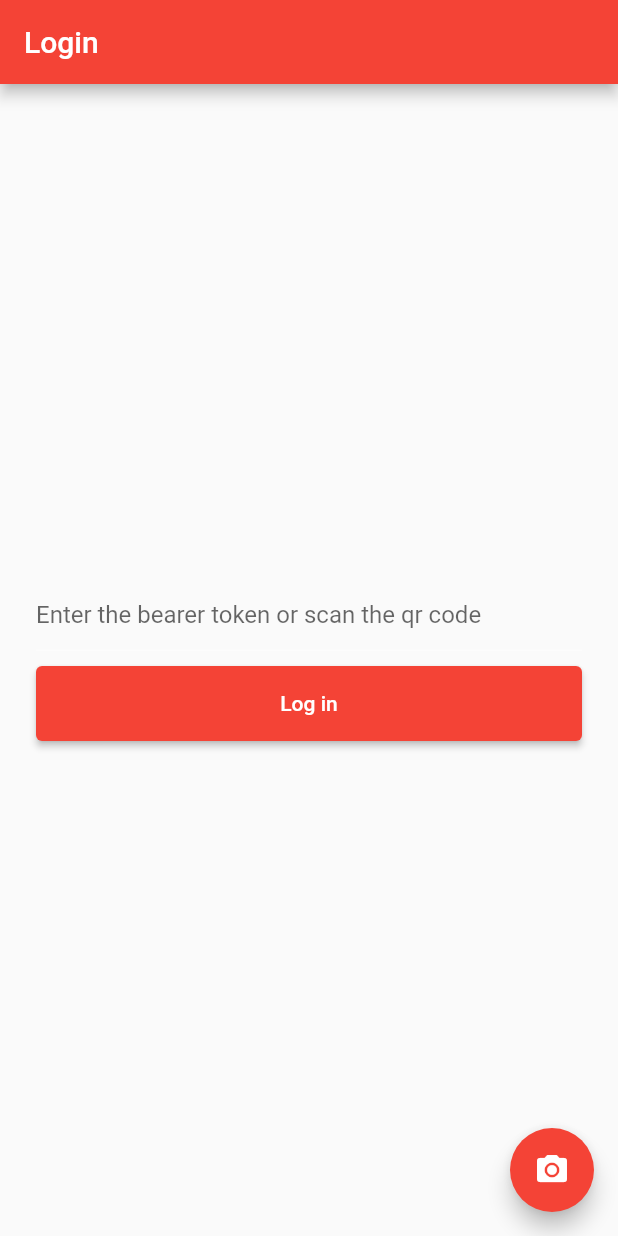
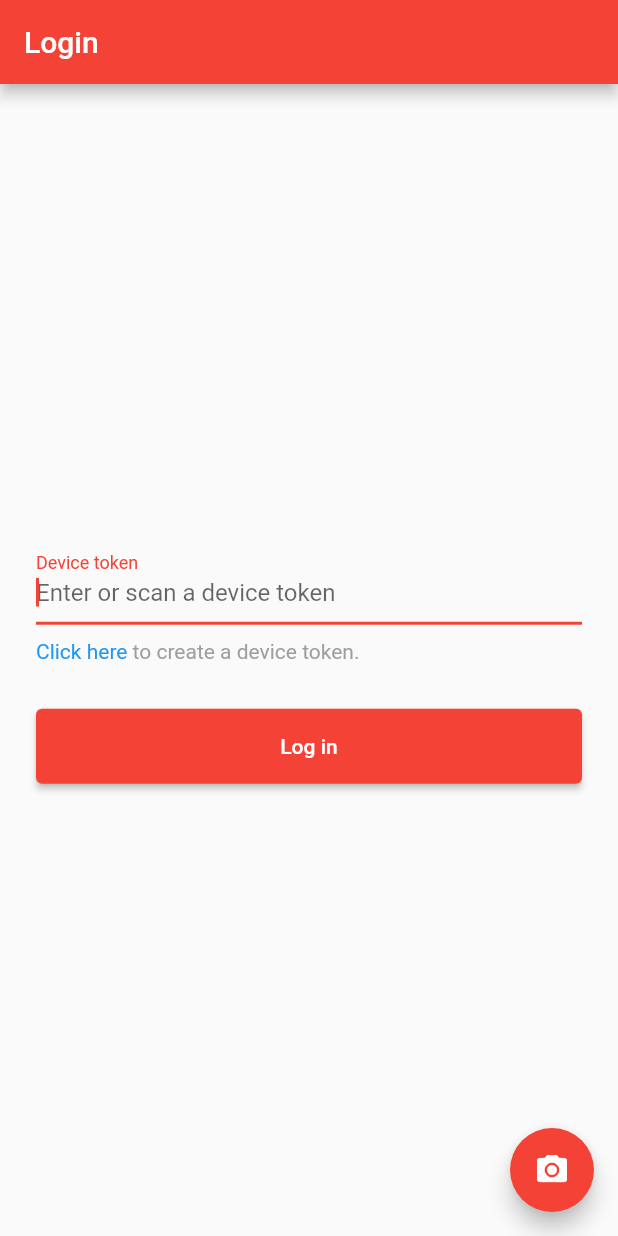
Before and after one commit to HF4-MEGA-PROJECT/restaurant-app-flutter, a Flutter app: the screen it shows after launch, on a phone screen of 412 x 824 dp. Run offline on Flutter 3.47's test engine with Material 2 defaults, Android fonts, the phone set to English and light mode, and no system bars; our stand-ins replace dio, flutter_secure_storage, hive_flutter, persistent_bottom_nav_bar; missing offline and left inert: mobile_scanner; accounts and stored records are empty; network calls fail.

Commit message:
#72 - Added a link to the device token management site

```diff
--- a/lib/screens/group.dart
+++ b/lib/screens/group.dart
@@ -1,5 +1,4 @@
 import 'package:flutter/material.dart';
-
 import 'package:restaurant_app_flutter/screens/category.dart';
 
 class GroupPage extends StatefulWidget {
--- a/lib/screens/login.dart
+++ b/lib/screens/login.dart
@@ -1,8 +1,11 @@
+import 'package:flutter/gestures.dart';
 import 'package:flutter/material.dart';
+import 'package:flutter/services.dart';
 import 'package:restaurant_app_flutter/factories/auth_service_factory.dart';
 import 'package:restaurant_app_flutter/factories/bearer_token_factory.dart';
 import 'package:restaurant_app_flutter/services/auth.dart';
 import 'package:restaurant_app_flutter/services/bearer_token.dart';
+import 'package:url_launcher/url_launcher.dart';
 
 class LoginPage extends StatefulWidget {
   final String bearerToken;
@@ -52,6 +55,8 @@ class _LoginPageState extends State<LoginPage> {
 
   @override
   Widget build(BuildContext context) {
+    Future.delayed(const Duration(), () => SystemChannels.textInput.invokeMethod('TextInput.hide'));
+
     return WillPopScope(
       onWillPop: () async => false,
       child: Scaffold(
@@ -69,8 +74,10 @@ class _LoginPageState extends State<LoginPage> {
                 crossAxisAlignment: CrossAxisAlignment.center,
                 children: <Widget>[
                   TextFormField(
+                    autofocus: true,
                     decoration: const InputDecoration(
-                      hintText: 'Enter the bearer token or scan the qr code',
+                      labelText: 'Device token',
+                      hintText: 'Enter or scan a device token',
                     ),
                     initialValue: bearerToken,
                     onChanged: (value) {
@@ -80,6 +87,33 @@ class _LoginPageState extends State<LoginPage> {
                     },
                   ),
                   const SizedBox(height: 10),
+                  Align(
+                    alignment: Alignment.topLeft,
+                    child: RichText(
+                      text: TextSpan(
+                        children: [
+                          TextSpan(
+                            style: const TextStyle(color: Colors.blue),
+                            text: "Click here",
+                            recognizer: TapGestureRecognizer()
+                              ..onTap = () async {
+                                Uri url = Uri.parse('https://restaurant-backend.binau.dev/user/device-tokens');
+                                if (await canLaunchUrl(url)) {
+                                  await launchUrl(url);
+                                } else {
+                                  throw 'Could not launch $url';
+                                }
+                              },
+                          ),
+                          const TextSpan(
+                            style: TextStyle(color: Colors.grey),
+                            text: " to create a device token.",
+                          ),
+                        ],
+                      ),
+                    ),
+                  ),
+                  const SizedBox(height: 30),
                   ElevatedButton(
                     onPressed: _submitForm,
                     child: const Text('Log in'),
--- a/pubspec.yaml
+++ b/pubspec.yaml
@@ -41,6 +41,7 @@ dependencies:
   flutter_launcher_icons: ^0.9.2
   persistent_bottom_nav_bar: ^4.0.2
   flutter_secure_storage: ^5.0.2
+  url_launcher: ^6.1.2
 
 dev_dependencies:
   flutter_test:
```
Also changed, not shown: pubspec.lock, 8 other files.
